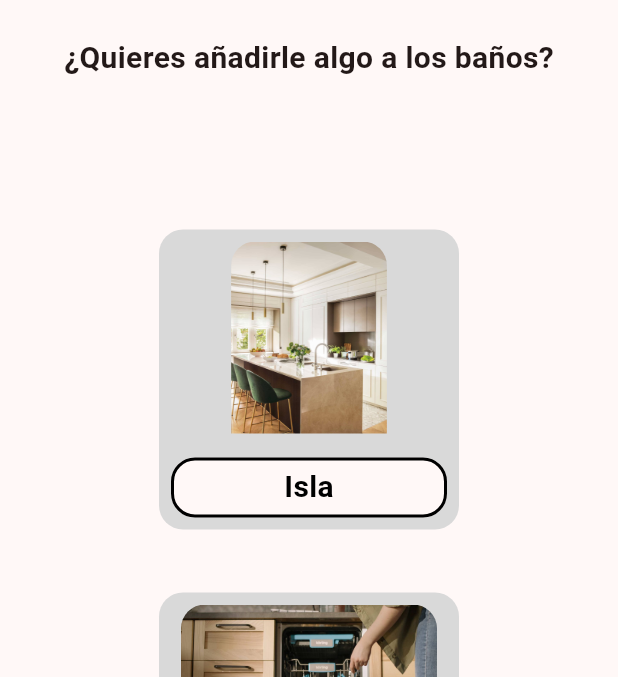
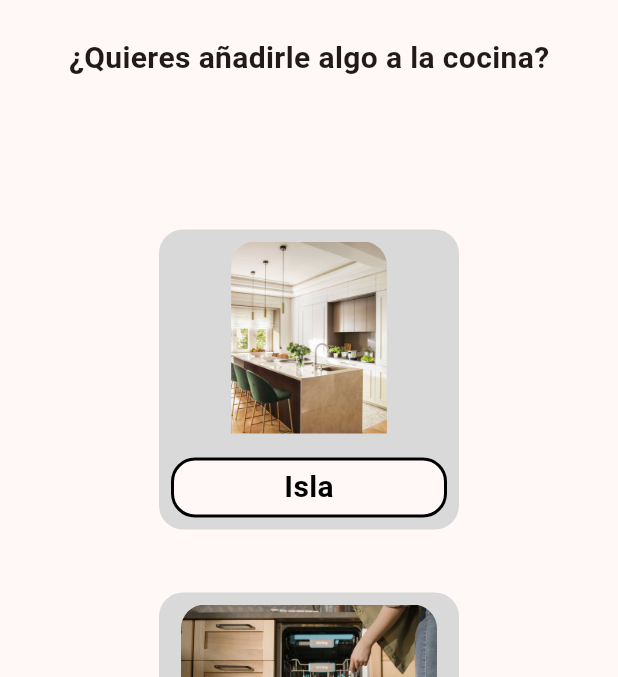
Before and after one commit to Alexrp02/practicasDS, a Flutter app: the CocinaSeleccion screen opened directly with empty values, on a phone screen of 412 x 824 dp, the part 84-761 px from its top. Run offline on Flutter 3.47's test engine with Material 3 defaults, Android fonts, the light colour scheme and no system bars.

Commit message:
Cambio cocina string

```diff
--- a/p2/lib/cocina_seleccion.dart
+++ b/p2/lib/cocina_seleccion.dart
@@ -47,7 +47,7 @@ class _CocinaSeleccionState extends State<CocinaSeleccion> {
                   SizedBox(
                     height: 20,
                   ),
-                  Text("¿Quieres añadirle algo a los baños?",
+                  Text("¿Quieres añadirle algo a la cocina?",
                       style:
                           TextStyle(fontSize: 20, fontWeight: FontWeight.bold)),
                 ],
```
